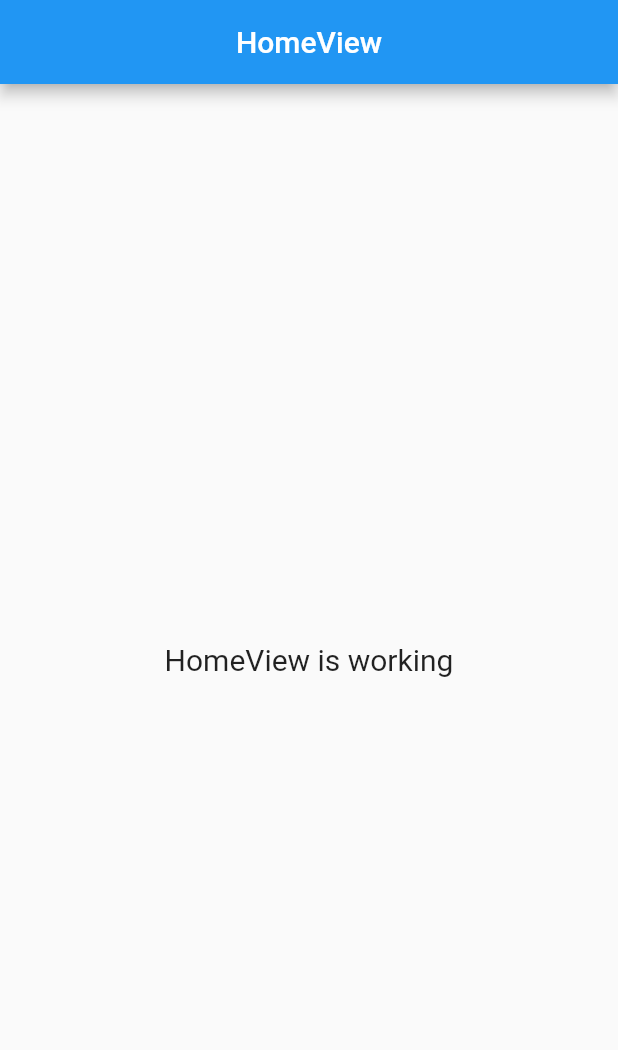
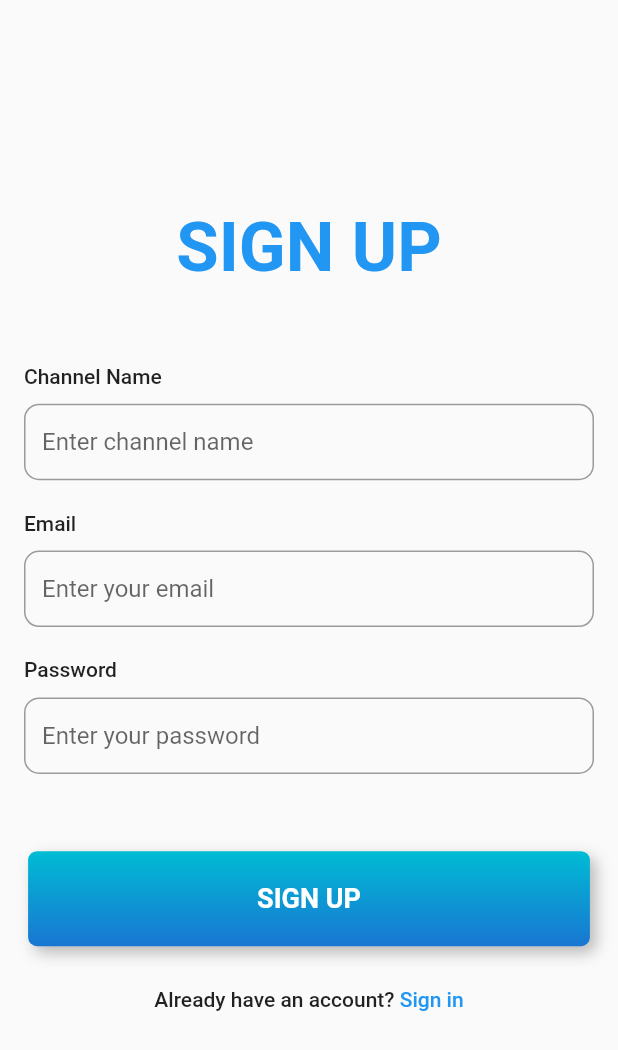
Before and after one commit to Nitin-Singh18/Video-Streaming-App, a Flutter app: the screen it shows after launch, on a phone screen of 412 x 824 dp. Shown: the top 1050 px of the screen. Run offline on Flutter 3.47's test engine with Material 2 defaults, Android fonts, the phone set to English and light mode, and no system bars; our stand-ins replace get.

Commit message:
Sign Up Screen

```diff
--- /dev/null
+++ b/lib/app/data/widgets/button.dart
@@ -0,0 +1,46 @@
+import 'package:flutter/material.dart';
+
+class CButton extends StatelessWidget {
+  final String title;
+  final Function onTap;
+  final Size size;
+  const CButton(
+      {super.key,
+      required this.title,
+      required this.onTap,
+      required this.size});
+
+  @override
+  Widget build(BuildContext context) {
+    return InkWell(
+      onTap: onTap(),
+      child: Container(
+        width: size.width / 1.1,
+        height: size.height / 13,
+        alignment: Alignment.center,
+        decoration: BoxDecoration(
+          borderRadius: BorderRadius.circular(6),
+          gradient: LinearGradient(
+              begin: Alignment.topCenter,
+              end: Alignment.bottomCenter,
+              colors: [Colors.cyan.shade500, Colors.blue.shade700]),
+          boxShadow: const [
+            BoxShadow(
+              offset: Offset(4, 4),
+              blurRadius: 8,
+              color: Colors.black26,
+            )
+          ],
+        ),
+        child: Text(
+          title,
+          style: const TextStyle(
+            fontSize: 18,
+            color: Colors.white,
+            fontWeight: FontWeight.w700,
+          ),
+        ),
+      ),
+    );
+  }
+}
--- /dev/null
+++ b/lib/app/data/widgets/text_field.dart
@@ -0,0 +1,50 @@
+import 'package:flutter/material.dart';
+
+class CTextField extends StatelessWidget {
+  final String title;
+  final String hintText;
+  final Size size;
+  const CTextField(
+      {super.key,
+      required this.title,
+      required this.hintText,
+      required this.size});
+
+  @override
+  Widget build(BuildContext context) {
+    return Column(
+      children: [
+        Container(
+          alignment: Alignment.topLeft,
+          child: Text(
+            title,
+            style: const TextStyle(
+              fontSize: 14,
+              color: Colors.black87,
+              fontWeight: FontWeight.w500,
+            ),
+          ),
+        ),
+        SizedBox(
+          height: size.height / 80,
+        ),
+        TextFormField(
+          cursorColor: Colors.blue,
+          maxLines: 1,
+          decoration: InputDecoration(
+            isDense: true,
+            hintText: hintText,
+            focusColor: Colors.blue,
+            focusedBorder: const OutlineInputBorder(
+              borderSide: BorderSide(color: Colors.blue, width: 2),
+            ),
+            border: OutlineInputBorder(
+              borderSide: const BorderSide(color: Colors.blue),
+              borderRadius: BorderRadius.circular(10),
+            ),
+          ),
+        )
+      ],
+    );
+  }
+}
--- /dev/null
+++ b/lib/app/modules/sign_up/bindings/sign_up_binding.dart
@@ -0,0 +1,12 @@
+import 'package:get/get.dart';
+
+import '../controllers/sign_up_controller.dart';
+
+class SignUpBinding extends Bindings {
+  @override
+  void dependencies() {
+    Get.lazyPut<SignUpController>(
+      () => SignUpController(),
+    );
+  }
+}
--- /dev/null
+++ b/lib/app/modules/sign_up/controllers/sign_up_controller.dart
@@ -0,0 +1,23 @@
+import 'package:get/get.dart';
+
+class SignUpController extends GetxController {
+  //TODO: Implement SignUpController
+
+  final count = 0.obs;
+  @override
+  void onInit() {
+    super.onInit();
+  }
+
+  @override
+  void onReady() {
+    super.onReady();
+  }
+
+  @override
+  void onClose() {
+    super.onClose();
+  }
+
+  void increment() => count.value++;
+}
--- /dev/null
+++ b/lib/app/modules/sign_up/views/sign_up_view.dart
@@ -0,0 +1,85 @@
+import 'package:flutter/material.dart';
+
+import 'package:get/get.dart';
+
+import '../../../data/widgets/button.dart';
+import '../../../data/widgets/text_field.dart';
+import '../controllers/sign_up_controller.dart';
+
+class SignUpView extends GetView<SignUpController> {
+  const SignUpView({Key? key}) : super(key: key);
+  @override
+  Widget build(BuildContext context) {
+    final Size size = Get.size;
+    return Scaffold(
+      body: SingleChildScrollView(
+        child: Padding(
+          padding: EdgeInsets.symmetric(horizontal: 16),
+          child: Column(
+            children: [
+              SizedBox(
+                height: size.height / 6,
+              ),
+              const Text(
+                "SIGN UP",
+                style: TextStyle(
+                  fontSize: 46,
+                  color: Colors.blue,
+                  fontWeight: FontWeight.w600,
+                ),
+              ),
+              SizedBox(
+                height: size.height / 16,
+              ),
+              CTextField(
+                title: "Channel Name",
+                hintText: "Enter channel name",
+                size: size,
+              ),
+              SizedBox(
+                height: size.height / 40,
+              ),
+              CTextField(
+                title: "Email",
+                hintText: "Enter your email",
+                size: size,
+              ),
+              SizedBox(
+                height: size.height / 40,
+              ),
+              CTextField(
+                title: "Password",
+                hintText: "Enter your password",
+                size: size,
+              ),
+              SizedBox(
+                height: size.height / 16,
+              ),
+              CButton(title: "SIGN UP", onTap: () {}, size: size),
+              SizedBox(
+                height: size.height / 30,
+              ),
+              Row(
+                mainAxisAlignment: MainAxisAlignment.center,
+                children: [
+                  const Text(
+                    "Already have an account? ",
+                    style: TextStyle(fontWeight: FontWeight.w500),
+                  ),
+                  GestureDetector(
+                    onTap: () {},
+                    child: const Text(
+                      "Sign in",
+                      style: TextStyle(
+                          color: Colors.blue, fontWeight: FontWeight.w500),
+                    ),
+                  ),
+                ],
+              )
+            ],
+          ),
+        ),
+      ),
+    );
+  }
+}
--- a/lib/app/routes/app_pages.dart
+++ b/lib/app/routes/app_pages.dart
@@ -2,13 +2,15 @@ import 'package:get/get.dart';
 
 import '../modules/home/bindings/home_binding.dart';
 import '../modules/home/views/home_view.dart';
+import '../modules/sign_up/bindings/sign_up_binding.dart';
+import '../modules/sign_up/views/sign_up_view.dart';
 
 part 'app_routes.dart';
 
 class AppPages {
   AppPages._();
 
-  static const INITIAL = Routes.HOME;
+  static const INITIAL = Routes.SIGN_UP;
 
   static final routes = [
     GetPage(
@@ -16,5 +18,10 @@ class AppPages {
       page: () => const HomeView(),
       binding: HomeBinding(),
     ),
+    GetPage(
+      name: _Paths.SIGN_UP,
+      page: () => const SignUpView(),
+      binding: SignUpBinding(),
+    ),
   ];
 }
--- a/lib/app/routes/app_routes.dart
+++ b/lib/app/routes/app_routes.dart
@@ -4,9 +4,11 @@ part of 'app_pages.dart';
 abstract class Routes {
   Routes._();
   static const HOME = _Paths.HOME;
+  static const SIGN_UP = _Paths.SIGN_UP;
 }
 
 abstract class _Paths {
   _Paths._();
   static const HOME = '/home';
+  static const SIGN_UP = '/sign-up';
 }
--- a/lib/main.dart
+++ b/lib/main.dart
@@ -19,6 +19,7 @@ class MyApp extends StatelessWidget {
       title: "Application",
       initialRoute: AppPages.INITIAL,
       getPages: AppPages.routes,
+      debugShowCheckedModeBanner: false,
     );
   }
 }
```
